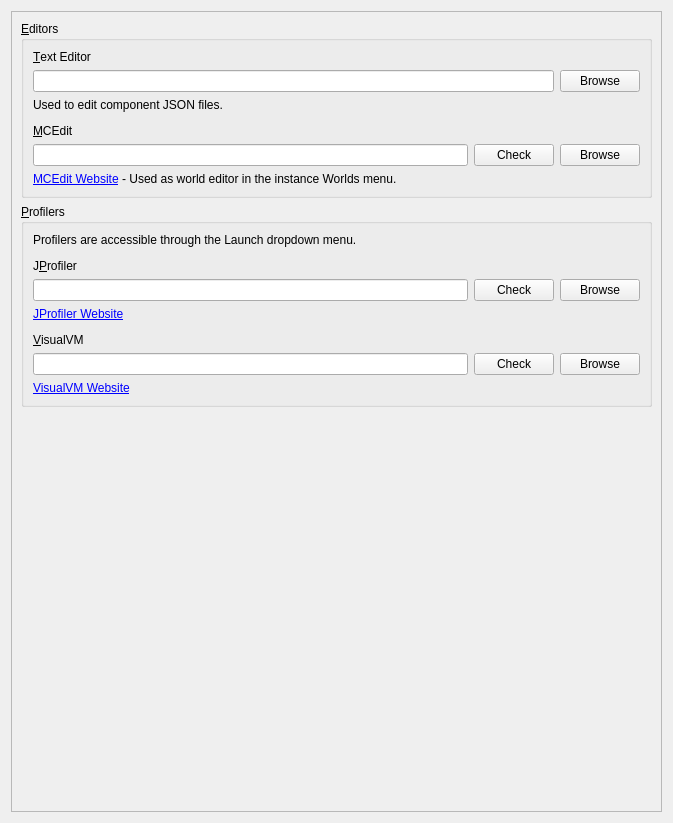
The window that launcher/ui/pages/global/ExternalToolsPage.ui (FreesmTeam/FreesmLauncher) describes before a commit, drawn with Qt 5.
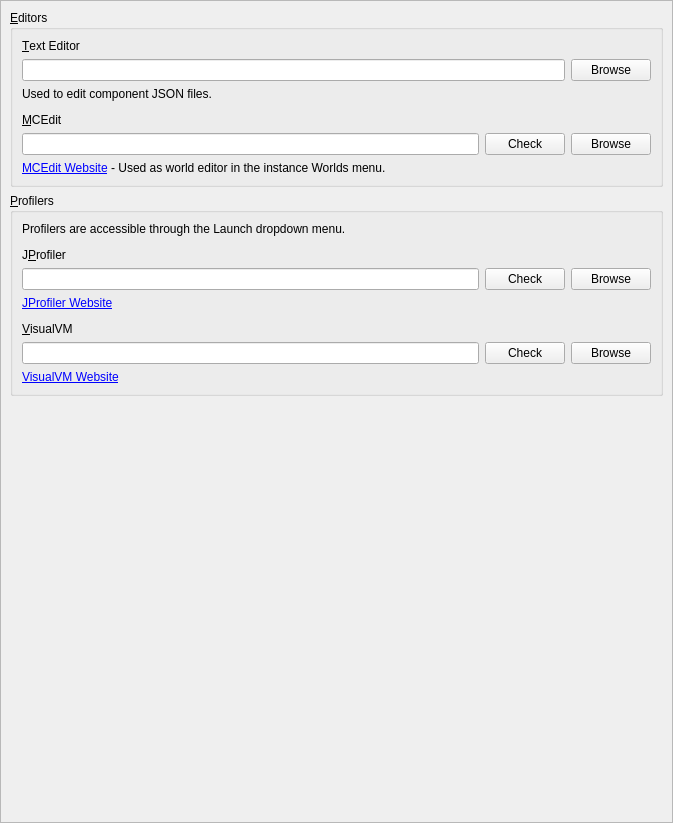
The same window after the commit.

Patch:
```diff
--- a/launcher/ui/pages/global/ExternalToolsPage.ui
+++ b/launcher/ui/pages/global/ExternalToolsPage.ui
@@ -11,6 +11,18 @@
    </rect>
   </property>
   <layout class="QVBoxLayout" name="verticalLayout">
+   <property name="leftMargin">
+    <number>0</number>
+   </property>
+   <property name="topMargin">
+    <number>0</number>
+   </property>
+   <property name="rightMargin">
+    <number>0</number>
+   </property>
+   <property name="bottomMargin">
+    <number>0</number>
+   </property>
    <item>
     <widget class="QScrollArea" name="scrollArea">
      <property name="widgetResizable">
@@ -21,8 +33,8 @@
        <rect>
         <x>0</x>
         <y>0</y>
-        <width>653</width>
-        <height>803</height>
+        <width>669</width>
+        <height>819</height>
        </rect>
       </property>
       <layout class="QVBoxLayout" name="verticalLayout_3">
```
